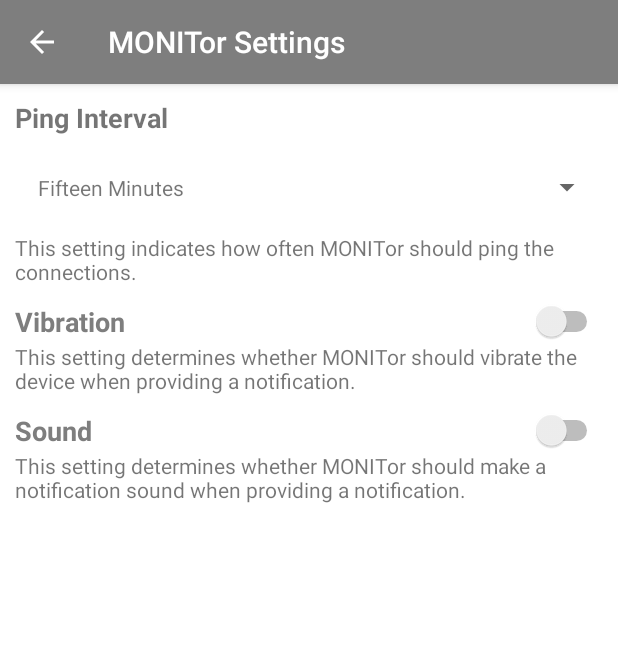
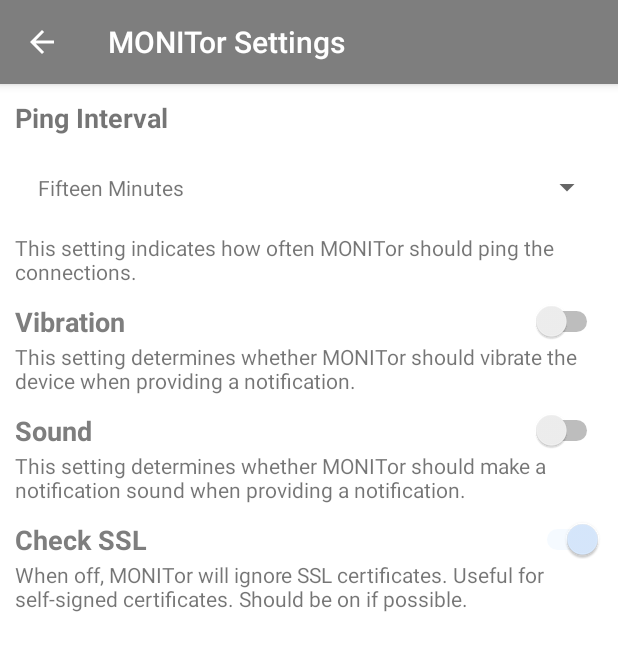
Before and after one commit to kjpc-tech/MONITor, an Android app: the MONITorSettingsActivity screen opened directly, with no data from a screen before it, on a phone screen of 412 x 824 dp. Shown: the top 651 px of the screen. Run offline under Robolectric (Android 15) with nearby library versions, the phone set to English and light mode, and no system bars.

Commit message:
Added check ssl setting.

```diff
--- a/app/src/main/java/tech/kjpc/monitorapp/MONITorSettingsActivity.java
+++ b/app/src/main/java/tech/kjpc/monitorapp/MONITorSettingsActivity.java
@@ -25,11 +25,13 @@
     public static final String SETTING_PING_TIME = "SETTING_PING_TIME";
     public static final String SETTING_VIBRATION = "SETTING_VIBRATION";
     public static final String SETTING_SOUND = "SETTING_SOUND";
+    public static final String SETTING_CHECK_SSL = "SETTING_CHECK_SSL";
 
     private Spinner settings_ping;
     private ArrayAdapter<CharSequence> settings_ping_options;
     private Switch settings_vibration;
     private Switch settings_sound;
+    private Switch settings_check_ssl;
 
     @Override
     protected void onCreate(Bundle savedInstanceState) {
@@ -47,6 +49,7 @@
         this.settings_ping.setAdapter(this.settings_ping_options);
         this.settings_vibration = (Switch) findViewById(R.id.monitor_settings_vibration);
         this.settings_sound = (Switch) findViewById(R.id.monitor_settings_sound);
+        this.settings_check_ssl = (Switch) findViewById(R.id.monitor_settings_check_ssl);
 
         // load settings from file
         JSONObject settings = load_settings(getApplicationContext());
@@ -67,6 +70,13 @@
         } catch (JSONException e) {
             Log.e(MONITorMainActivity.LOG_TAG, e.getMessage());
         }
+        Boolean settings_check_ssl_value = true;  // default true
+        try {
+            settings_check_ssl_value = settings.getBoolean(SETTING_CHECK_SSL);
+        } catch (JSONException e) {
+            Log.e(MONITorMainActivity.LOG_TAG, e.getMessage());
+        }
+        this.settings_check_ssl.setChecked(settings_check_ssl_value);
     }
 
     @Override
@@ -108,6 +118,7 @@
             default_settings.put(SETTING_PING_TIME, "Fifteen Minutes");
             default_settings.put(SETTING_VIBRATION, false);
             default_settings.put(SETTING_SOUND, false);
+            default_settings.put(SETTING_CHECK_SSL, true);
             return default_settings;
         } catch (JSONException e) {
             Log.e(MONITorMainActivity.LOG_TAG, e.getMessage());
@@ -136,6 +147,7 @@
         String settings_ping_value = this.settings_ping.getSelectedItem().toString();
         Boolean settings_vibration_value = this.settings_vibration.isChecked();
         Boolean settings_sound_value = this.settings_sound.isChecked();
+        Boolean settings_check_ssl_value = this.settings_check_ssl.isChecked();
 
         // update setting values
         try {
@@ -150,6 +162,11 @@
         }
         try {
             settings.put(SETTING_SOUND, settings_sound_value);
+        } catch (JSONException e) {
+            Log.e(MONITorMainActivity.LOG_TAG, e.getMessage());
+        }
+        try {
+            settings.put(SETTING_CHECK_SSL, settings_check_ssl_value);
         } catch (JSONException e) {
             Log.e(MONITorMainActivity.LOG_TAG, e.getMessage());
         }
@@ -206,4 +223,16 @@
         }
         return false;  // no sound by default
     }
+
+    protected static boolean get_check_ssl(Context context) {
+        JSONObject settings = load_settings(context);
+        if (settings.has(SETTING_CHECK_SSL)) {
+            try {
+                return settings.getBoolean(SETTING_CHECK_SSL);
+            } catch (JSONException e) {
+                Log.e(MONITorMainActivity.LOG_TAG, e.getMessage());
+            }
+        }
+        return true;  // check SSL by default
+    }
 }
--- a/app/src/main/res/layout/activity_monitor_settings.xml
+++ b/app/src/main/res/layout/activity_monitor_settings.xml
@@ -81,5 +81,26 @@
                 android:layout_height="wrap_content"
                 android:text="@string/monitor_settings_sound_help" />
         </LinearLayout>
+
+        <LinearLayout
+            android:layout_width="match_parent"
+            android:layout_height="wrap_content"
+            android:layout_marginBottom="@dimen/main_margin"
+            android:orientation="vertical">
+
+            <Switch
+                android:id="@+id/monitor_settings_check_ssl"
+                android:layout_width="match_parent"
+                android:layout_height="wrap_content"
+                android:text="@string/monitor_settings_check_ssl_title"
+                android:textColor="@color/color_primary"
+                android:textSize="18sp"
+                android:textStyle="bold" />
+
+            <TextView
+                android:layout_width="match_parent"
+                android:layout_height="wrap_content"
+                android:text="@string/monitor_settings_check_ssl_help" />
+        </LinearLayout>
     </LinearLayout>
 </android.support.constraint.ConstraintLayout>
--- a/app/src/main/res/values/strings.xml
+++ b/app/src/main/res/values/strings.xml
@@ -25,6 +25,8 @@
     <string name="monitor_settings_vibration_help">This setting determines whether MONITor should vibrate the device when providing a notification.</string>
     <string name="monitor_settings_sound_title">Sound</string>
     <string name="monitor_settings_sound_help">This setting determines whether MONITor should make a notification sound when providing a notification.</string>
+    <string name="monitor_settings_check_ssl_title">Check SSL</string>
+    <string name="monitor_settings_check_ssl_help">When off, MONITor will ignore SSL certificates. Useful for self-signed certificates. Should be on if possible.</string>
 
     <string name="activity_monitor_about_title">MONITor About</string>
     <string name="monitor_about_title">About MONITor</string>
```
